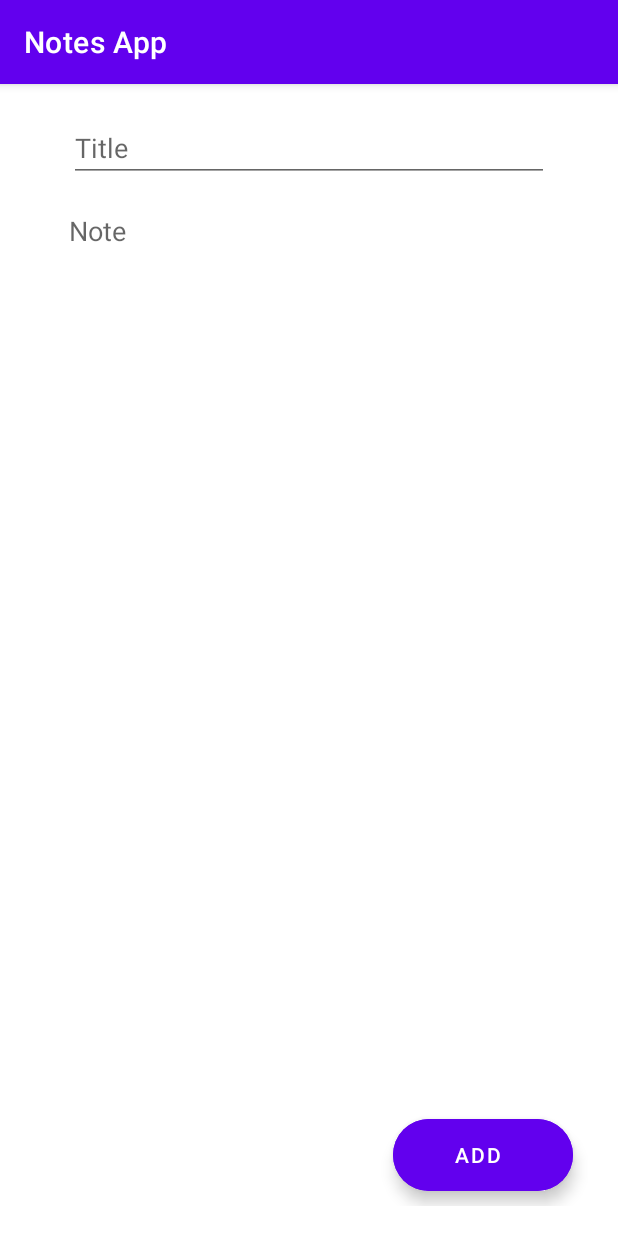
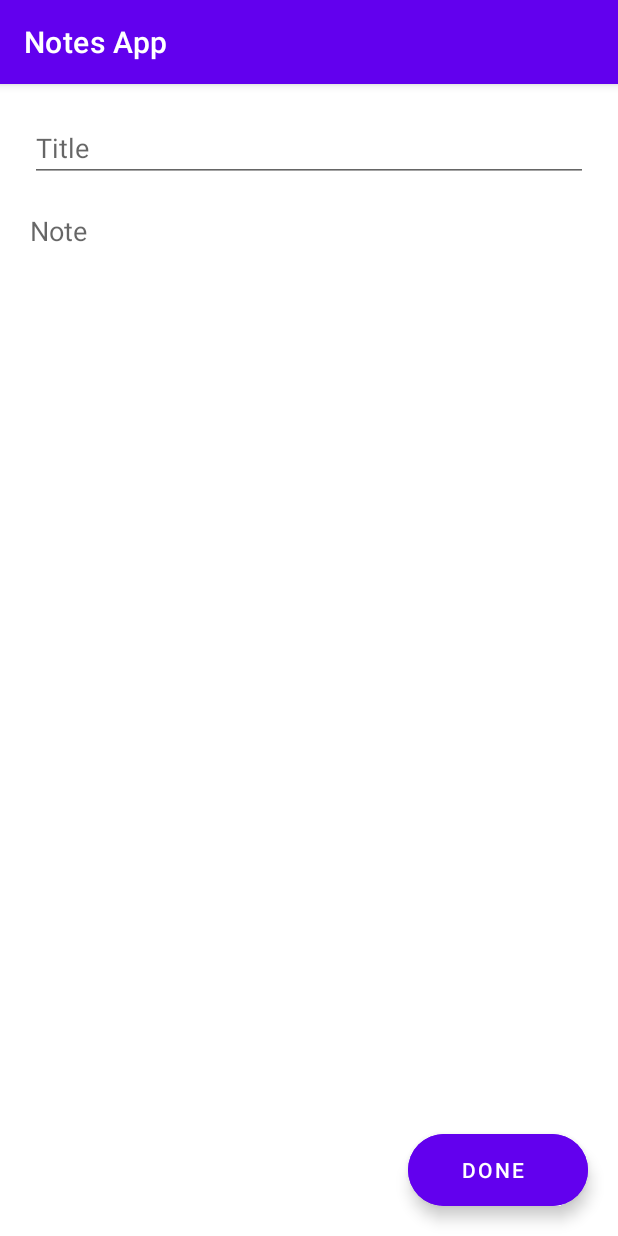
Before and after one commit to Kdhiman95/Kd_Notes_App, an Android app: the screen it shows after launch (MainActivity), after a tap on "ADD", on a phone screen of 412 x 824 dp. Run offline under Robolectric (Android 15) with nearby library versions, the phone set to English and light mode, and no system bars; 1 statement that could not run was skipped.

```diff
--- a/app/build.gradle
+++ b/app/build.gradle
@@ -33,11 +33,12 @@ android {
 
 dependencies {
 
-    implementation 'androidx.core:core-ktx:1.7.0'
+    implementation 'androidx.core:core-ktx:1.8.0'
     implementation 'androidx.appcompat:appcompat:1.5.0'
     implementation 'com.google.android.material:material:1.6.1'
     implementation 'androidx.constraintlayout:constraintlayout:2.1.4'
     testImplementation 'junit:junit:4.13.2'
     androidTestImplementation 'androidx.test.ext:junit:1.1.3'
     androidTestImplementation 'androidx.test.espresso:espresso-core:3.4.0'
+    implementation 'com.google.code.gson:gson:2.8.9'
 }
--- a/app/src/main/java/com/example/notesapp/Data.kt
+++ b/app/src/main/java/com/example/notesapp/Data.kt
@@ -1,14 +1,40 @@
 package com.example.notesapp
 
+import android.content.Context
 import android.os.Bundle
-import androidx.lifecycle.ViewModel
+import com.google.gson.Gson
+import com.google.gson.reflect.TypeToken
 
-class Data : ViewModel() {
-    private val noteList : ArrayList<Bundle> = ArrayList()
-    fun setData(bundle : Bundle){
-        noteList.add(bundle)
-    }
-    fun getData(): ArrayList<Bundle>{
-        return noteList
-    }
+class Data(context: Context) {
+
+	private val pref = context.getSharedPreferences("Notes", Context.MODE_PRIVATE)
+
+	fun saveData() {
+		val editor = pref.edit()
+		val gson = Gson()
+		editor.putString("Note", gson.toJson(noteList))
+		editor.apply()
+	}
+
+	private fun getSaveData(): ArrayList<Bundle> {
+		val gson = Gson()
+		val type = object : TypeToken<ArrayList<Bundle>>() {}.type
+		val noteString = pref.getString("Note", null)
+		return gson.fromJson(noteString, type)
+	}
+
+	fun setData(bundle: Bundle) {
+		noteList.add(bundle)
+		saveData()
+	}
+
+	fun updateData(bundle: Bundle, position: Int) {
+		noteList[position] = bundle
+		saveData()
+	}
+
+	fun getData(): ArrayList<Bundle> {
+		noteList = getSaveData()
+		return noteList
+	}
 }
--- a/app/src/main/java/com/example/notesapp/MainActivity.kt
+++ b/app/src/main/java/com/example/notesapp/MainActivity.kt
@@ -4,9 +4,9 @@ import android.os.Bundle
 import androidx.appcompat.app.AppCompatActivity
 import com.example.notesapp.fragments.NotesShowFragment
 
+var noteList: ArrayList<Bundle> = ArrayList()
+
 class MainActivity : AppCompatActivity() {
-
-    val data = Data()
 
 	override fun onCreate(savedInstanceState: Bundle?) {
 		super.onCreate(savedInstanceState)
--- a/app/src/main/java/com/example/notesapp/fragments/NotesShowFragment.kt
+++ b/app/src/main/java/com/example/notesapp/fragments/NotesShowFragment.kt
@@ -1,14 +1,16 @@
 package com.example.notesapp.fragments
 
 import android.os.Bundle
+import android.util.Log
 import android.view.LayoutInflater
 import android.view.View
 import android.view.ViewGroup
 import android.widget.Button
 import androidx.fragment.app.Fragment
 import androidx.recyclerview.widget.GridLayoutManager
+import androidx.recyclerview.widget.LinearLayoutManager
 import androidx.recyclerview.widget.RecyclerView
-import com.example.notesapp.MainActivity
+import com.example.notesapp.Data
 import com.example.notesapp.NotesAdapter
 import com.example.notesapp.R
 
@@ -16,7 +18,7 @@ class NotesShowFragment : Fragment() {
 
 	private lateinit var recV: RecyclerView
 	private lateinit var addNoteBtn: Button
-    private lateinit var data: MainActivity
+	private lateinit var dataPref: Data
 
 	override fun onCreateView(
 		inflater: LayoutInflater, container: ViewGroup?,
@@ -25,14 +27,17 @@ class NotesShowFragment : Fragment() {
 		// Inflate the layout for this fragment
 		val view = inflater.inflate(R.layout.fragment_notes_show, container, false)
 
-        parentFragmentManager.popBackStack()
 
-        data = activity as MainActivity
-
-        val list = data.data.getData()
+		dataPref = Data(requireContext())
 
 		recV = view.findViewById(R.id.notesRecV)
-        val adapter = NotesAdapter(list)
+
+		val list = dataPref.getData()
+		val adapter = NotesAdapter(list, requireContext())
+		recV.adapter = adapter
+		recV.layoutManager =
+			GridLayoutManager(requireContext(),2,GridLayoutManager.VERTICAL, false)
+
 
 		addNoteBtn = view.findViewById(R.id.addNoteBtn)
 		addNoteBtn.setOnClickListener {
@@ -40,11 +45,7 @@ class NotesShowFragment : Fragment() {
 				.addToBackStack(null).commit()
 		}
 
-        recV.adapter = adapter
-        recV.layoutManager =
-            GridLayoutManager(requireContext(), 2, GridLayoutManager.VERTICAL, false)
-
-
+		Log.d("JKJK", "onCreateView: Helo")
 		return view
 	}
 }
--- a/app/src/main/res/layout/fragment_add_note.xml
+++ b/app/src/main/res/layout/fragment_add_note.xml
@@ -4,19 +4,18 @@
     xmlns:tools="http://schemas.android.com/tools"
     android:layout_width="match_parent"
     android:layout_height="match_parent"
-    android:layout_margin="20dp"
     android:orientation="vertical"
     tools:context=".fragments.AddNoteFragment">
 
     <LinearLayout
         android:layout_width="match_parent"
         android:layout_height="match_parent"
-        android:orientation="vertical">
-
+        android:orientation="vertical"
+        android:padding="20dp">
 
         <EditText
             android:id="@+id/inputTitle"
-            android:layout_width="wrap_content"
+            android:layout_width="match_parent"
             android:layout_height="wrap_content"
             android:layout_gravity="center"
             android:autofillHints=""
@@ -26,7 +25,7 @@
 
         <EditText
             android:id="@+id/inputNote"
-            android:layout_width="wrap_content"
+            android:layout_width="match_parent"
             android:layout_height="wrap_content"
             android:layout_gravity="center"
             android:layout_marginTop="20dp"
@@ -46,9 +45,9 @@
         android:layout_width="wrap_content"
         android:layout_height="wrap_content"
         android:layout_gravity="center_horizontal"
-        android:layout_margin="10dp"
+        android:layout_margin="20dp"
         android:backgroundTint="@color/purple_500"
-        android:text="@string/add"
+        android:text="@string/done"
         android:textAlignment="center"
         android:textColor="@color/white"
         app:layout_constraintBottom_toBottomOf="parent"
--- a/app/src/main/res/layout/fragment_notes_show.xml
+++ b/app/src/main/res/layout/fragment_notes_show.xml
@@ -18,12 +18,11 @@
         android:id="@+id/addNoteBtn"
         android:layout_width="wrap_content"
         android:layout_height="wrap_content"
-        android:layout_margin="25dp"
+        android:layout_margin="20dp"
         android:backgroundTint="@color/purple_500"
         android:text="@string/add"
         android:textAlignment="center"
         android:textColor="@color/white"
-        android:textStyle="bold"
         app:icon="@drawable/ic_baseline_add_24"
         app:iconTint="@color/white"
         app:layout_constraintBottom_toBottomOf="parent"
--- a/app/src/main/res/layout/notes.xml
+++ b/app/src/main/res/layout/notes.xml
@@ -5,6 +5,7 @@
     android:layout_height="wrap_content">
 
     <androidx.cardview.widget.CardView
+        android:id="@+id/noteView"
         android:layout_width="match_parent"
         android:layout_height="wrap_content"
         android:padding="20dp"
--- a/app/src/main/res/values/strings.xml
+++ b/app/src/main/res/values/strings.xml
@@ -4,6 +4,6 @@
     <string name="title">Title</string>
     <string name="description">Description</string>
     <string name="note">Note</string>
-    <!-- TODO: Remove or change this placeholder text -->
-    <string name="hello_blank_fragment">Hello blank fragment</string>
+    <string name="update">Update</string>
+    <string name="done">Done</string>
 </resources>
```
Also changed, not shown: app/src/main/java/com/example/notesapp/NotesAdapter.kt (+53 -1 lines), app/src/main/java/com/example/notesapp/fragments/AddNoteFragment.kt (+41 -11 lines). Lines whose indentation alone changed are shown as unchanged.
